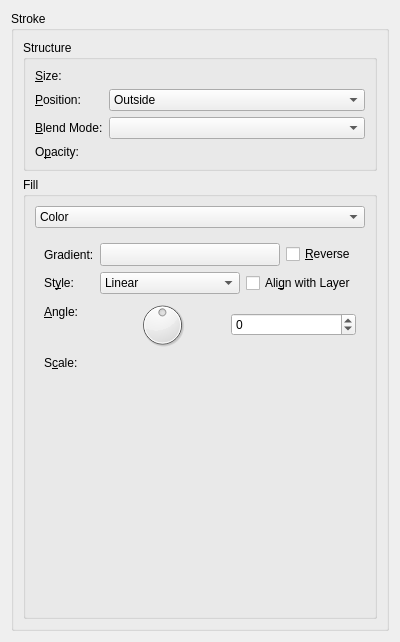
First picture: the form in libs/ui/layerstyles/WdgStroke.ui, repository KDE/krita, before the edit.
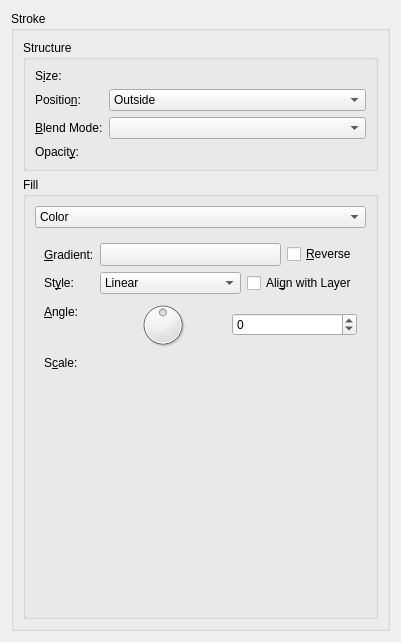
Second picture: the form after the edit. The open tabs and pages were chosen to show the change. Custom widgets are drawn as their Qt base class.

Commit message: Some little changes in kritaui regarding the use of KisIntParseSpinBox.

Patch:
```diff
--- a/libs/ui/layerstyles/WdgStroke.ui
+++ b/libs/ui/layerstyles/WdgStroke.ui
@@ -6,7 +6,7 @@
    <rect>
     <x>0</x>
     <y>0</y>
-    <width>400</width>
+    <width>401</width>
     <height>642</height>
    </rect>
   </property>
@@ -26,7 +26,7 @@
          <item row="0" column="0">
           <widget class="QLabel" name="label">
            <property name="text">
-            <string>&amp;Size:</string>
+            <string>S&amp;ize:</string>
            </property>
            <property name="buddy">
             <cstring>intSize</cstring>
@@ -46,7 +46,7 @@
          <item row="1" column="0">
           <widget class="QLabel" name="label_2">
            <property name="text">
-            <string>&amp;Position:</string>
+            <string>Positio&amp;n:</string>
            </property>
            <property name="buddy">
             <cstring>cmbPosition</cstring>
@@ -101,7 +101,7 @@
          <item row="3" column="0">
           <widget class="QLabel" name="label_4">
            <property name="text">
-            <string>O&amp;pacity:</string>
+            <string>Opacit&amp;y:</string>
            </property>
            <property name="buddy">
             <cstring>intOpacity</cstring>
@@ -174,7 +174,7 @@
              <item row="0" column="0">
               <widget class="QLabel" name="label_7">
                <property name="text">
-                <string>Gradient:</string>
+                <string>&amp;Gradient:</string>
                </property>
                <property name="buddy">
                 <cstring>cmbGradient</cstring>
@@ -430,6 +430,11 @@
    <header location="global">kis_pattern_chooser.h</header>
    <container>1</container>
   </customwidget>
+  <customwidget>
+   <class>KisIntParseSpinBox</class>
+   <extends>QSpinBox</extends>
+   <header>kis_intparsespinbox.h</header>
+  </customwidget>
  </customwidgets>
  <resources/>
  <connections/>
```
Left out of the diff: 12 changed lines with no effect on the pictures. The commit also changes 3 other files.
